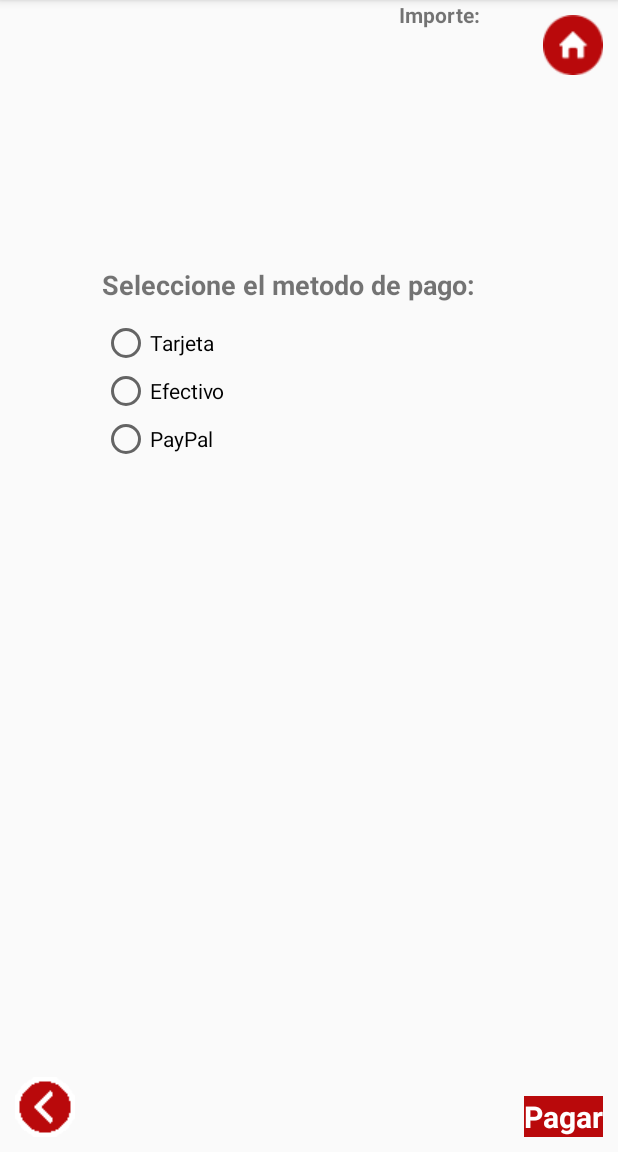
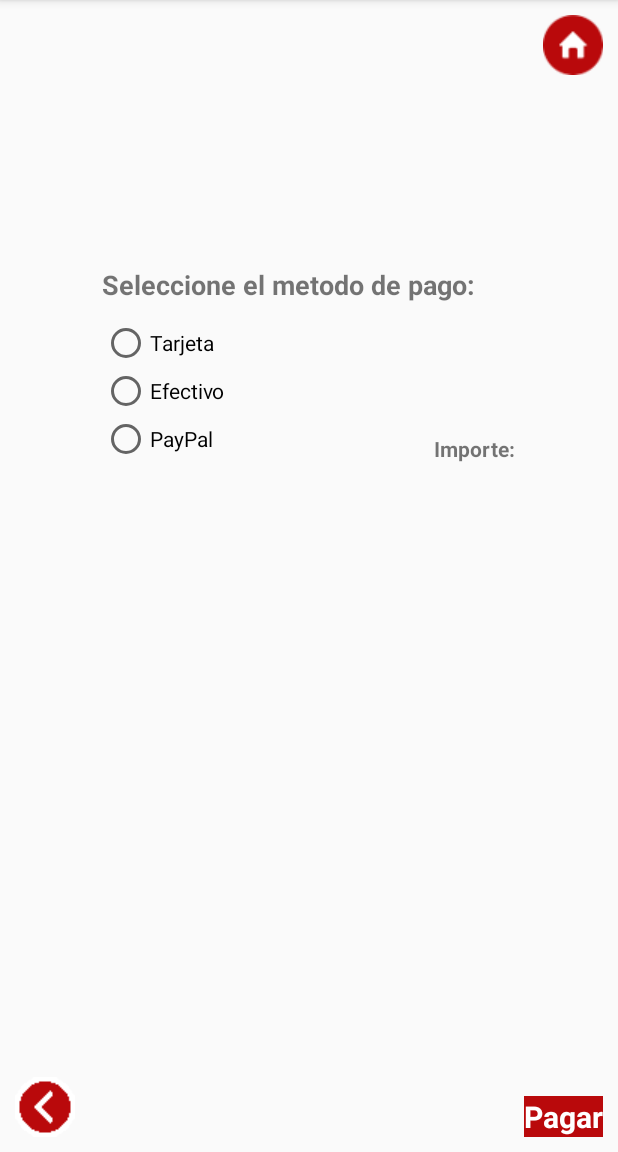
Before and after one commit to antbaeriv/practicaAndroid, an Android app: the MetodoPago screen opened directly, with no data from a screen before it, on a phone screen of 412 x 824 dp, the part 84-1236 px from its top. Run offline under Robolectric (Android 15) with nearby library versions, the phone set to English and light mode, and no system bars.

Commit message:
Cambio del textView del importe

```diff
--- a/app/src/main/res/layout/metodo_pago.xml
+++ b/app/src/main/res/layout/metodo_pago.xml
@@ -49,9 +49,8 @@
             android:id="@+id/lbl5Importe"
             android:layout_width="60dp"
             android:layout_height="wrap_content"
-            android:layout_above="@+id/cbx5Pago2"
-            android:layout_alignEnd="@+id/lbl5Seleccionar"
-            android:layout_marginEnd="17dp"
+            android:layout_above="@+id/lbl5Precio"
+            android:layout_toStartOf="@+id/btn5Pagar"
             android:text="@string/lbl5Importe"
             android:textStyle="bold" />
 
@@ -59,8 +58,8 @@
             android:id="@+id/lbl5Precio"
             android:layout_width="75dp"
             android:layout_height="25dp"
-            android:layout_alignBottom="@+id/cbx5Pago2"
-            android:layout_alignStart="@+id/lbl5Importe" />
+            android:layout_alignStart="@+id/lbl5Importe"
+            android:layout_below="@+id/rg5Pago" />
 
         <Button
             android:id="@+id/btn5Pagar"
```
